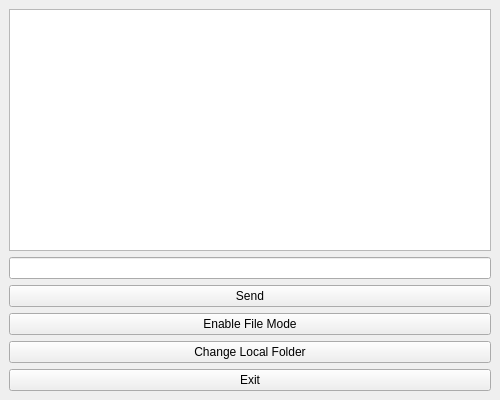
This is ai-assistant/ui/chat_interface.ui in not-dispersion/local-ai-assistant as Qt 5 draws it before an edit. The edited form follows.
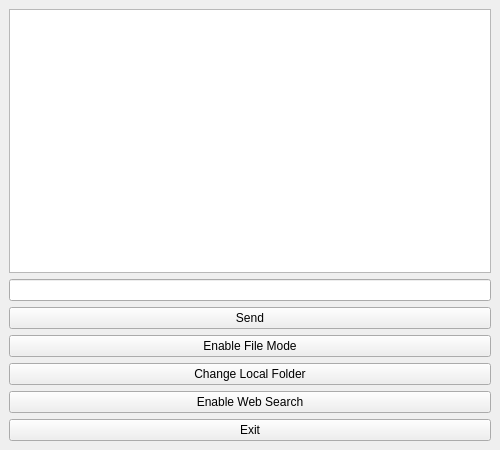
This is the edited form.

Commit message: added the web search option

What changed in the file:
```diff
--- a/ai-assistant/ui/chat_interface.ui
+++ b/ai-assistant/ui/chat_interface.ui
@@ -6,7 +6,7 @@
     <x>0</x>
     <y>0</y>
     <width>500</width>
-    <height>400</height>
+    <height>450</height>
    </rect>
   </property>
   <property name="windowTitle">
@@ -45,6 +45,13 @@
       </property>
      </widget>
     </item>
+    <item>
+     <widget class="QPushButton" name="webSearchButton">
+      <property name="text">
+       <string>Enable Web Search</string>
+      </property>
+     </widget>
+    </item>
     <item>
      <widget class="QPushButton" name="exitButton">
       <property name="text">
```
The commit also changes 4 other files.
